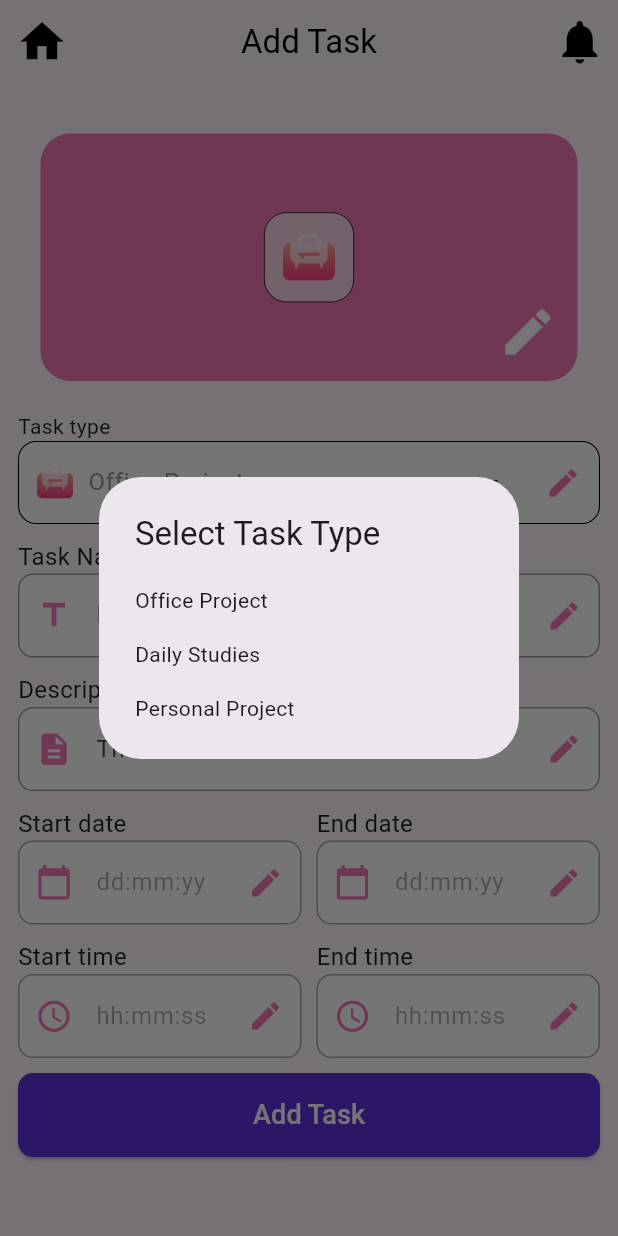
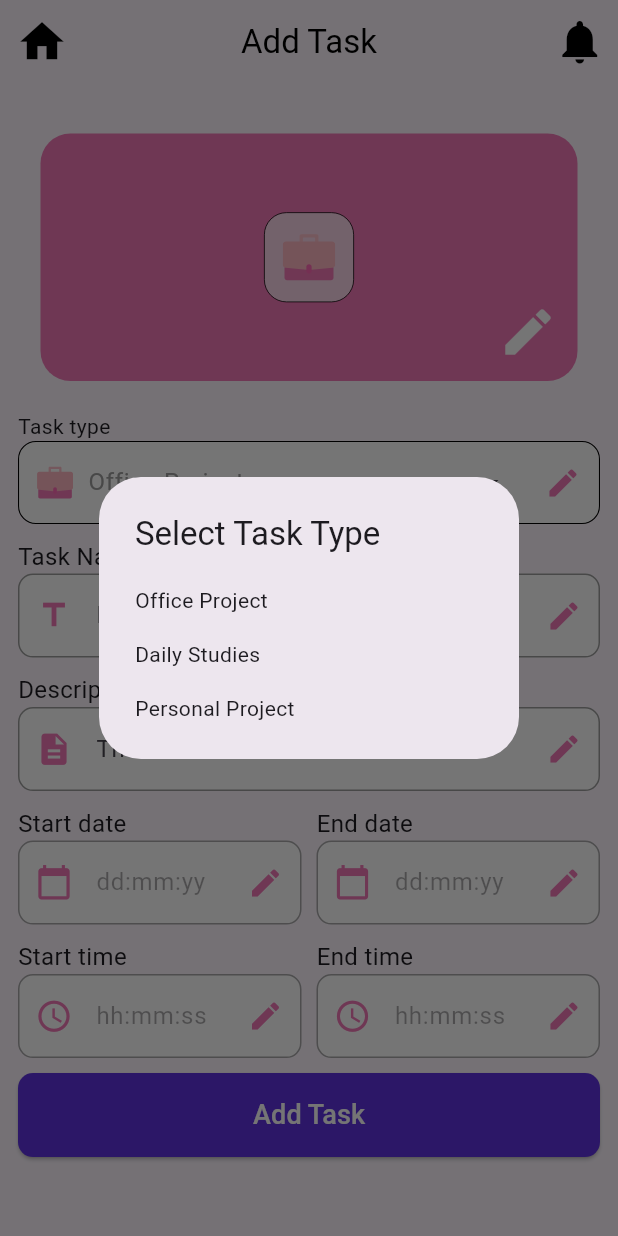
Before and after one commit to ZiRael-Code/FlutterTodoListRebase, a Flutter app: the AddTaskScreen screen opened directly, after a tap on the "arrow drop down" icon, on a phone screen of 412 x 824 dp. Run offline on Flutter 3.47's test engine with Material 3 defaults, Android fonts, the phone set to English and light mode, and no system bars; our stand-ins replace auto_size_text, flutter_svg; project files that could hold a hidden picture were left out.

Commit message:
deeper and deeper into t he add task can u believe 600 lines wow

```diff
--- a/lib/AddTask.dart
+++ b/lib/AddTask.dart
@@ -1,6 +1,9 @@
 import 'package:flutter/material.dart';
+import 'package:flutter_svg/flutter_svg.dart';
 import 'package:todo_list_flutter/Dashboard.dart';
 import 'package:todo_list_flutter/Notifications.dart';
+
+//TODO Write a doc for this because the code is too much
 
 void main() => runApp(const MyApp());
 
@@ -57,7 +60,8 @@ class _AddTaskScreen extends State<AddTaskScreen> {
      _taskTypeController.text = selectedOption;
    }
 
-  Image icon = Image.asset('assets/office.png', width: 40, height: 40,);
+   String imagePath = 'assets/office.svg';
+ late SvgPicture icon = SvgPicture.asset(imagePath, width: 40, height: 40,);
   Color primaryColor = Color(0xfff277b7);
   late Color colorLightened = lightenColor(primaryColor,  0.70);
 
@@ -109,7 +113,6 @@ class _AddTaskScreen extends State<AddTaskScreen> {
         child: Column(
           mainAxisSize: MainAxisSize.min,
           children: [
-            // Image Container
            Column(children: [
              Stack(
                children: [
@@ -178,8 +181,9 @@ class _AddTaskScreen extends State<AddTaskScreen> {
                   // Office Icon
                   Padding(
                     padding: const EdgeInsets.only(right: 10),
-                    child: Image.asset(
-                      'assets/office.png', // Add your image to assets folder
+                    // TODO change the svg to image start from the dashboard method
+                    child: SvgPicture.asset(
+                      imagePath,
                       width: 24,
                       height: 24,
                     ),
@@ -223,7 +227,6 @@ SizedBox(height: 10,)
         ),
 
 
-            // Task Name Input
              inputField(
               label: "Task Name",
               hintText: "Build portfolio website...",
@@ -234,7 +237,6 @@ SizedBox(height: 10,)
 
             ),
 
-            // Description Input
              inputField(
               label: "Description",
               hintText: "The website action would...",
@@ -243,7 +245,6 @@ SizedBox(height: 10,)
                  isEnabled: true
             ),
 
-            // Start and End Date Inputs
             Row(
               children:  [
                 Expanded(
@@ -276,8 +277,6 @@ SizedBox(height: 10,)
               ],
             ),
 
-
-            // Start and End Time Inputs
             Row(
               children:  [
                 Expanded(
@@ -310,8 +309,6 @@ SizedBox(height: 10,)
               ],
             ),
 
-
-            // Add Task Button
             SizedBox(
               width: double.infinity,
               child: ElevatedButton(
@@ -334,6 +331,7 @@ SizedBox(height: 10,)
       ),
     );
   }
+
    void _showTaskTypeDropdown() async {
      String? selected = await showDialog<String>(
        context: context,
@@ -356,6 +354,12 @@ SizedBox(height: 10,)
        setState(() {
          selectedOption = selected;
          _taskTypeController.text = selectedOption;
+         Map<String, dynamic> icon = iconAndColorDetermine(selectedOption);
+         imagePath = icon['icon'];
+         primaryColor = icon['color'];
+         colorLightened = lightenColor(primaryColor, 0.70);
+         //TODO check and change the svg to image
+         this.icon = SvgPicture.asset(imagePath, width: 40, height: 40);
        });
      }
    }
@@ -467,7 +471,6 @@ SizedBox(height: 10,)
     );
 
     if (pickedTime != null) {
-      // Format the time into a string
       final String formattedTime =
           "${pickedTime.hourOfPeriod.toString().padLeft(2, '0')}:${pickedTime.minute.toString().padLeft(2, '0')} ${pickedTime.period == DayPeriod.am ? "AM" : "PM"}";
 
@@ -488,7 +491,6 @@ SizedBox(height: 10,)
     );
 
     if (pickedDate != null) {
-      // Format the date as dd:mm:yy
       setState(() {
         startDate =
         "${pickedDate.day.toString().padLeft(2, '0')}:${pickedDate.month.toString().padLeft(2, '0')}:${pickedDate.year.toString().substring(2)}";
@@ -501,10 +503,9 @@ SizedBox(height: 10,)
 }
 
 Color colorFromHex(String hexColor) {
-  // Ensure the hexColor starts with 'FF' if it's not a full 8-char color.
-  hexColor = hexColor.replaceAll("#", ""); // Remove '#' if present.
+  hexColor = hexColor.replaceAll("#", "");
   if (hexColor.length == 6) {
-    hexColor = "FF$hexColor"; // Add opacity (alpha) value of 255.
+    hexColor = "FF$hexColor";
   }
   return Color(int.parse("0x$hexColor"));
 }
@@ -543,22 +544,22 @@ required IconData icon,
             controller: dateController,
             enabled: isEnabled,
             decoration: InputDecoration(
-              filled: true, // Enable background fill
-              fillColor: Colors.white, // Set the fill color to white
+              filled: true,
+              fillColor: Colors.white,
               hintText: hintText,
               prefixIcon: Icon(icon, size: 25, color: primaryColor),
               suffixIcon: Icon(Icons.edit, color: primaryColor),
               border: OutlineInputBorder(
                 borderRadius: BorderRadius.circular(10),
-                borderSide: BorderSide(color: Colors.grey), // Set border color if needed
+                borderSide: BorderSide(color: Colors.grey),
               ),
               enabledBorder: OutlineInputBorder(
                 borderRadius: BorderRadius.circular(10),
-                borderSide: BorderSide(color: Colors.grey), // Color for the enabled border
+                borderSide: BorderSide(color: Colors.grey),
               ),
               focusedBorder: OutlineInputBorder(
                 borderRadius: BorderRadius.circular(10),
-                borderSide: BorderSide(color: primaryColor, width: 2), // Color for the focused border
+                borderSide: BorderSide(color: primaryColor, width: 2),
               ),
             ),
           ),
--- a/lib/Dashboard.dart
+++ b/lib/Dashboard.dart
@@ -517,6 +517,7 @@ hexToColor(String color){
   }
 }
 
+// work on it later let it return sting not svg
 Map<String, dynamic> iconAndColorDetermine(String projectType) {
   String proj = projectType.toLowerCase();
 
```
